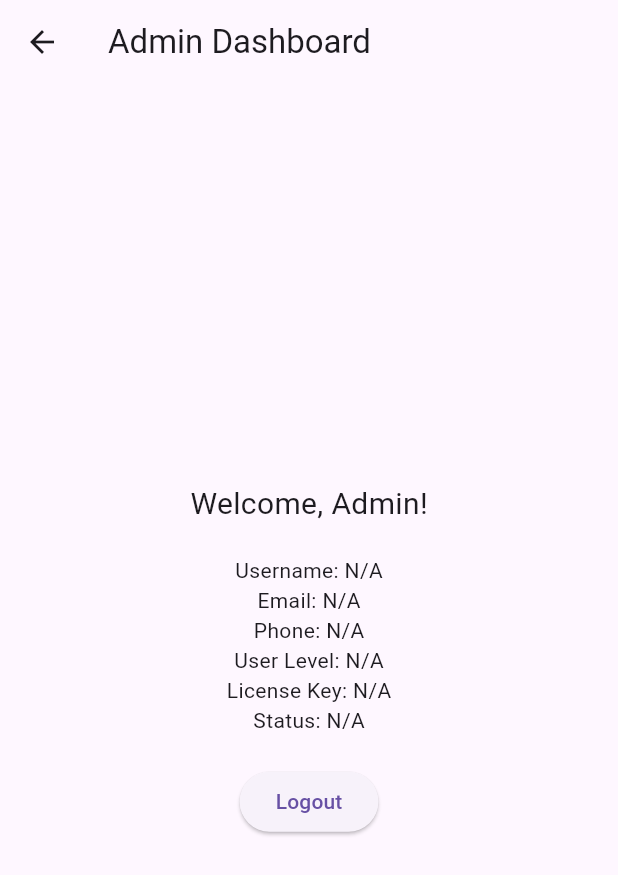
After one commit to Greencreon-LLP-2/GreenBiller-Windows-App-v1, a Flutter app: the StoreAdminEntryPoint screen opened by its route, on a phone screen of 412 x 824 dp. The commit adds this screen. Shown: the top 875 px of the screen. Run offline on Flutter 3.47's test engine with Material 3 defaults, Android fonts, the phone set to English and light mode, and no system bars; our stand-ins replace dio, get, hive, hive_flutter, logger; missing offline and left inert: onesignal_flutter; accounts and stored records are empty; network calls fail.

Commit message:
basic admin page setup

```diff
--- a/lib/main.dart
+++ b/lib/main.dart
@@ -2,7 +2,6 @@ import 'dart:io';
 
 import 'package:flutter/material.dart';
 import 'package:get/get.dart';
-import 'package:greenbiller/core/api_constants.dart';
 import 'package:greenbiller/core/app_handler/push_notification_service.dart';
 import 'package:greenbiller/core/hive_service.dart';
 import 'package:greenbiller/features/auth/controller/auth_controller.dart';
@@ -13,6 +12,7 @@ import 'package:greenbiller/features/auth/view/otp_verify_page.dart';
 import 'package:greenbiller/features/auth/view/signup_page.dart';
 import 'package:greenbiller/routes/app_routes.dart';
 import 'package:greenbiller/screens/dashboards.dart';
+import 'package:greenbiller/screens/store_admin/store_admin_entry_point.dart';
 import 'package:logger/logger.dart';
 
 final logger = Logger();
@@ -58,7 +58,7 @@ class MyApp extends StatelessWidget {
         GetPage(name: AppRoutes.signUp, page: () => const SignUpPage()),
         GetPage(
           name: AppRoutes.adminDashboard,
-          page: () => const AdminDashboard(),
+          page: () => const StoreAdminEntryPoint(),
         ),
         GetPage(
           name: AppRoutes.managerDashboard,
--- /dev/null
+++ b/lib/screens/store_admin/store_admin_entry_point.dart
@@ -0,0 +1,39 @@
+import 'package:flutter/material.dart';
+import 'package:get/get.dart';
+import 'package:greenbiller/features/auth/controller/auth_controller.dart';
+
+class StoreAdminEntryPoint extends StatelessWidget {
+  const StoreAdminEntryPoint({super.key});
+
+  @override
+  Widget build(BuildContext context) {
+    final controller = Get.find<AuthController>();
+    return Scaffold(
+      appBar: AppBar(title: const Text('Admin Dashboard')),
+      body: Obx(
+        () => Center(
+          child: Column(
+            mainAxisAlignment: MainAxisAlignment.center,
+            children: [
+              const Text('Welcome, Admin!', style: TextStyle(fontSize: 20)),
+              const SizedBox(height: 20),
+              Text('Username: ${controller.user.value?.username ?? 'N/A'}'),
+              Text('Email: ${controller.user.value?.email ?? 'N/A'}'),
+              Text('Phone: ${controller.user.value?.phone ?? 'N/A'}'),
+              Text('User Level: ${controller.user.value?.userLevel ?? 'N/A'}'),
+              Text(
+                'License Key: ${controller.user.value?.licenseKey ?? 'N/A'}',
+              ),
+              Text('Status: ${controller.user.value?.status ?? 'N/A'}'),
+              const SizedBox(height: 20),
+              ElevatedButton(
+                onPressed: controller.logout,
+                child: const Text('Logout'),
+              ),
+            ],
+          ),
+        ),
+      ),
+    );
+  }
+}
```
Also changed, not shown: 1 other file.
